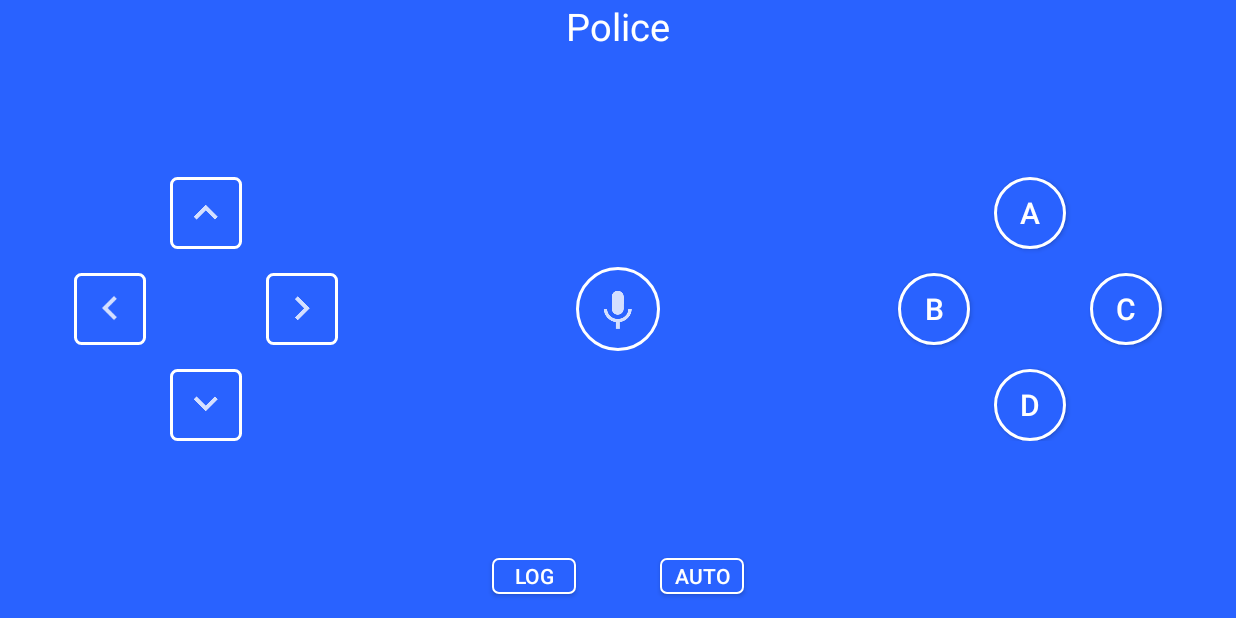
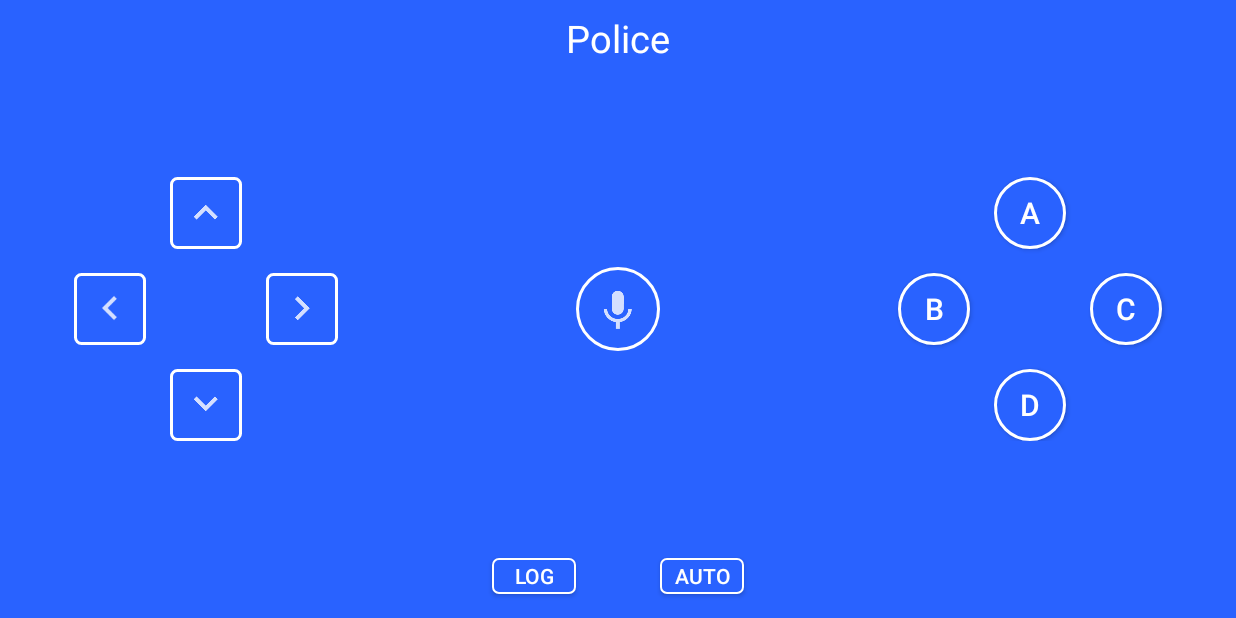
Before and after one commit to xei/police, an Android app: the JoystickFragment screen opened directly, with no data from a screen before it, on a phone screen of 824 x 412 dp (held sideways). Run offline under Robolectric (Android 15) with nearby library versions, the light colour scheme and no system bars.

Commit message:
add marginTop to joystick title.

```diff
--- a/controller-application/Police/app/src/main/res/layout/layout_fragment_joystick_center.xml
+++ b/controller-application/Police/app/src/main/res/layout/layout_fragment_joystick_center.xml
@@ -13,6 +13,7 @@
         android:layout_height="wrap_content"
         android:layout_alignParentTop="true"
         android:layout_centerHorizontal="true"
+        android:layout_marginTop="@dimen/joystickScreen_marginTop_joystickTitle"
         android:text="@string/app_name"
         android:textSize="@dimen/joystickScreen_textSize_joystickTitle"
         android:textColor="#fff"/>
--- a/controller-application/Police/app/src/main/res/values/dimens.xml
+++ b/controller-application/Police/app/src/main/res/values/dimens.xml
@@ -8,6 +8,7 @@
     <dimen name="joystickScreen_radius_arrowKeys">4dp</dimen>
     <dimen name="joystickScreen_margin_arrowKeys">16dp</dimen>
     <dimen name="joystickScreen_textSize_joystickTitle">25sp</dimen>
+    <dimen name="joystickScreen_marginTop_joystickTitle">8dp</dimen>
     <dimen name="joystickScreen_dimens_voiceCommandButton">56dp</dimen>
     <dimen name="joystickScreen_width_switchButtons">56dp</dimen>
     <dimen name="joystickScreen_height_switchButtons">24dp</dimen>
```
